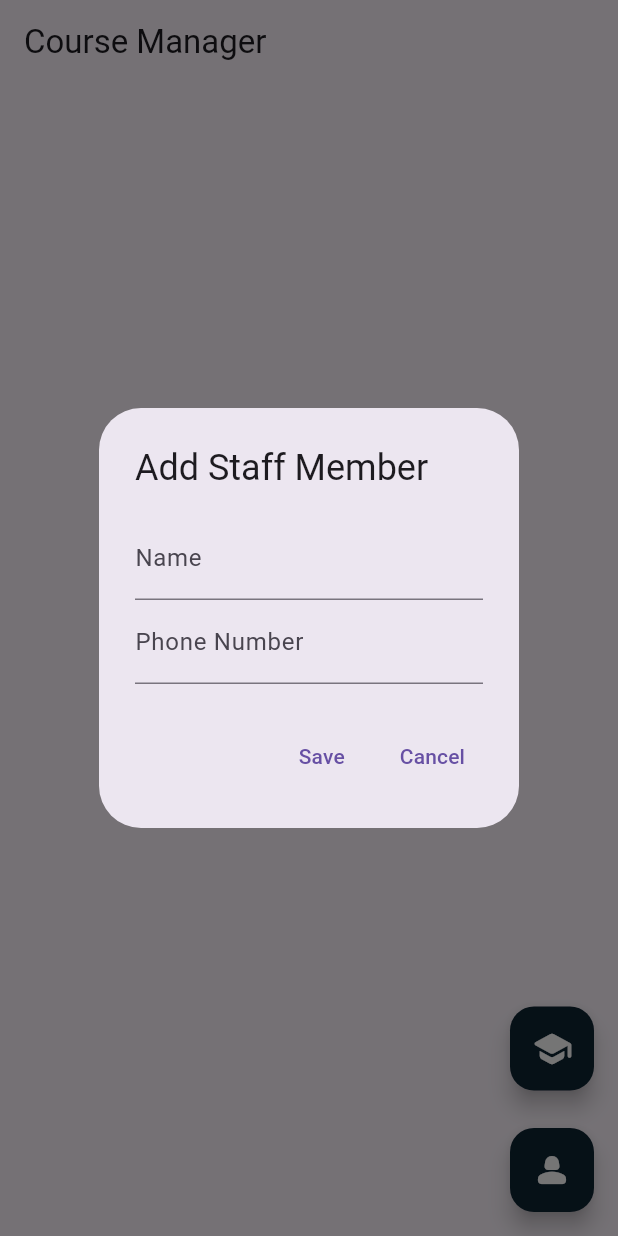
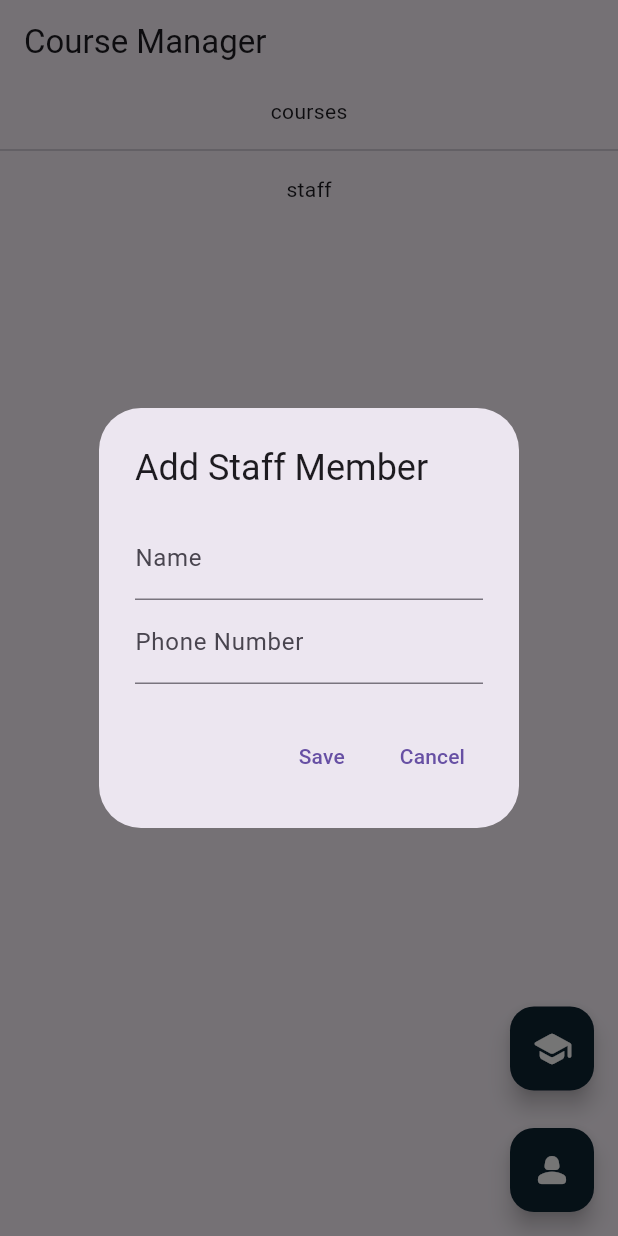
Before and after one commit to Suryanarayan396/crudopsmachinetest, a Flutter app: the screen it shows after launch, after a tap on the "person 2" icon, on a phone screen of 412 x 824 dp. Run offline on Flutter 3.47's test engine with Material 3 defaults, Android fonts, the phone set to English and light mode, and no system bars; our stand-ins replace sqflite; accounts and stored records are empty.

Commit message:
adding to database and screening in page

```diff
--- a/lib/controller/managehomepage_controller.dart
+++ b/lib/controller/managehomepage_controller.dart
@@ -1,4 +1,5 @@
 import 'package:flutter/material.dart';
+import 'package:flutter_application_1/database_helper.dart';
 import 'package:flutter_application_1/model/course_model.dart';
 import 'package:flutter_application_1/model/staff_model.dart';
 import 'package:flutter_application_1/view/homepage/managehomepage/components/StaffDialog.dart';
@@ -7,16 +8,34 @@ import 'package:flutter_application_1/view/homepage/managehomepage/components/co
 class ManagehomepageController with ChangeNotifier {
   List<Staff> staffList = [];
   List<Course> courses = [];
+  final DatabaseHelper _dbHelper = DatabaseHelper.instance;
 
-  void addStaff(BuildContext context) async {
+  // Future<void> fetchStaff() async {
+  //   final staffRows = await _dbHelper.getStaff();
+  //   staffList = staffRows.map((staff) {
+  //     return Staff(
+  //       name: staff['name'],
+  //       phoneNumber: staff['phone_number'],
+  //       code: staff['staff_code'],
+  //     );
+  //   }).toList();
+  //   notifyListeners();
+  // }
+
+  Future<void> addStaff(BuildContext context) async {
     final Staff? newStaff = await showDialog<Staff>(
       context: context,
       builder: (BuildContext context) {
-        return StaffDialog(context);
+        return StaffDialog();
       },
     );
 
     if (newStaff != null) {
+      await _dbHelper.insertStaff({
+        'name': newStaff.name,
+        'phone_number': newStaff.phoneNumber,
+        'staff_code': newStaff.code,
+      });
       staffList.add(newStaff);
       notifyListeners();
     }
@@ -31,10 +50,24 @@ class ManagehomepageController with ChangeNotifier {
     );
 
     if (newcourse != null) {
-      // Add the new course to a list of courses (you'll need a `courses` list)
+      await _saveCourse(newcourse); // Save the course in the database
       courses.add(newcourse);
       notifyListeners();
     }
+  }
+
+  Future<int> _saveCourse(Course course) async {
+    int courseId =
+        await _dbHelper.insertCourse({'course_name': course.courseName});
+
+    // Insert each subject of the course
+    for (var subject in course.subjects) {
+      await _dbHelper.insertSubject({
+        'course_id': courseId,
+        'subject_name': subject,
+      });
+    }
+    return courseId;
   }
 
 //coursedlgpage functions
@@ -61,9 +94,11 @@ class ManagehomepageController with ChangeNotifier {
     if (courseName.isNotEmpty &&
         subjects.every((subject) => subject.isNotEmpty)) {
       Navigator.of(context)
-          .pop(Course(courseName: courseName, subjects: subjects));
+          .pop(Course(courseName: courseName, subjects: subjects, id: 0));
     } else {
       // Show an error or do validation
+      ScaffoldMessenger.of(context)
+          .showSnackBar(SnackBar(content: Text("please fill all details")));
     }
   }
 
@@ -74,4 +109,59 @@ class ManagehomepageController with ChangeNotifier {
     }
     super.dispose();
   }
+
+  // fetch details
+
+  // Fetch Staff List from DB
+  Future<void> fetchStaff() async {
+    final staffRows = await _dbHelper.getStaff();
+    staffList = staffRows.map((staff) {
+      return Staff(
+        name: staff['name'],
+        id: staff['id'],
+        phoneNumber: staff['phone_number'],
+        code: staff['staff_code'],
+      );
+    }).toList();
+    notifyListeners();
+  }
+
+  Future<void> fetchCourses() async {
+    final courseRows = await _dbHelper.getCourses();
+    courses = [];
+
+    for (var courseRow in courseRows) {
+      final courseName = courseRow['course_name'];
+      final courseId = courseRow['id'];
+      final subjects = await _dbHelper.getSubjects(courseRow['id']);
+      final subjectList =
+          subjects.map((subject) => subject['subject_name'] as String).toList();
+
+      courses.add(
+          Course(courseName: courseName, subjects: subjectList, id: courseId));
+    }
+
+    notifyListeners();
+  }
+
+  // deleting the entered details
+// Delete course method
+  Future<void> deleteCourse(int courseId) async {
+    await _dbHelper.deleteCourse(courseId);
+
+    courses.removeWhere((course) => course.id == courseId);
+
+    notifyListeners(); // Notify UI to update
+  }
+
+// Delete staff method
+  Future<void> deleteStaff(int staffId) async {
+    // Remove the staff from the database
+    await _dbHelper.deleteStaff(staffId);
+
+    // Remove the staff from the local list
+    staffList.removeWhere((staff) => staff.id == staffId);
+
+    notifyListeners(); // Notify UI to update
+  }
 }
--- a/lib/database_helper.dart
+++ b/lib/database_helper.dart
@@ -1,5 +1,125 @@
 import 'package:sqflite/sqflite.dart';
+import 'package:path/path.dart';
+import 'dart:async';
 
 class DatabaseHelper {
-  static Database? database;
+  static Database? _database;
+
+  // Singleton pattern: only one instance of the database is allowed
+  static final DatabaseHelper instance = DatabaseHelper._privateConstructor();
+  DatabaseHelper._privateConstructor();
+
+  Future<Database> get database async {
+    if (_database != null) return _database!;
+
+    // If the database is not already created, create it
+    _database = await _initDatabase();
+    return _database!;
+  }
+
+  // Open the database and create the tables
+  Future<Database> _initDatabase() async {
+    var databasesPath = await getDatabasesPath();
+    String path = join(databasesPath, 'course_manager.db');
+
+    return await openDatabase(path, version: 1, onCreate: _onCreate);
+  }
+
+  // Create tables in the database
+  Future _onCreate(Database db, int version) async {
+    await db.execute('''
+      CREATE TABLE courses(
+        id INTEGER PRIMARY KEY AUTOINCREMENT,
+        course_name TEXT NOT NULL
+      );
+    ''');
+
+    await db.execute('''
+      CREATE TABLE subjects(
+        id INTEGER PRIMARY KEY AUTOINCREMENT,
+        course_id INTEGER,
+        subject_name TEXT NOT NULL,
+        FOREIGN KEY (course_id) REFERENCES courses(id)
+      );
+    ''');
+
+    await db.execute('''
+      CREATE TABLE staff(
+        id INTEGER PRIMARY KEY AUTOINCREMENT,
+        name TEXT NOT NULL,
+        phone_number TEXT NOT NULL,
+        staff_code TEXT NOT NULL
+      );
+    ''');
+  }
+
+  // Insert a new course
+  Future<int> insertCourse(Map<String, dynamic> course) async {
+    Database db = await database;
+    return await db.insert('courses', course);
+  }
+
+  // Insert a new subject
+  Future<int> insertSubject(Map<String, dynamic> subject) async {
+    Database db = await database;
+    return await db.insert('subjects', subject);
+  }
+
+  // Insert a new staff member
+  Future<int> insertStaff(Map<String, dynamic> staff) async {
+    Database db = await database;
+    return await db.insert('staff', staff);
+  }
+
+  // Fetch all courses
+  Future<List<Map<String, dynamic>>> getCourses() async {
+    Database db = await database;
+    return await db.query('courses');
+  }
+
+  // Fetch all subjects for a specific course
+  Future<List<Map<String, dynamic>>> getSubjects(int courseId) async {
+    Database db = await database;
+    return await db
+        .query('subjects', where: 'course_id = ?', whereArgs: [courseId]);
+  }
+
+  // Fetch all staff
+  Future<List<Map<String, dynamic>>> getStaff() async {
+    Database db = await database;
+    return await db.query('staff');
+  }
+
+  // Close the database
+  Future close() async {
+    Database db = await database;
+    db.close();
+  }
+
+  // delete a course from the database
+  Future<void> deleteCourse(int courseId) async {
+    Database db = await database;
+    await db.delete(
+      "courses",
+      where: "id=?",
+      whereArgs: [courseId],
+    );
+
+    // subjects delete
+    await db.delete(
+      "subjects",
+      where: "course_id=?",
+      whereArgs: [courseId],
+    );
+  }
+
+  // delete staff
+  Future<void> deleteStaff(int staffId) async {
+    Database db = await database;
+    await db.delete(
+      "staff",
+      where: "id=?",
+      whereArgs: [staffId],
+    );
+  }
 }
--- a/lib/model/course_model.dart
+++ b/lib/model/course_model.dart
@@ -1,8 +1,10 @@
 class Course {
-  String courseName;
-  List<String> subjects;
+  final int id;
+  final String courseName;
+  final List<String> subjects;
 
   Course({
+    required this.id,
     required this.courseName,
     required this.subjects,
   });
--- a/lib/model/staff_model.dart
+++ b/lib/model/staff_model.dart
@@ -1,9 +1,11 @@
 class Staff {
+  final int id;
   final String name;
   final String phoneNumber;
   final String code;
 
   Staff({
+    required this.id,
     required this.name,
     required this.phoneNumber,
     required this.code,
--- a/lib/view/homepage/managehomepage/components/StaffDialog.dart
+++ b/lib/view/homepage/managehomepage/components/StaffDialog.dart
@@ -2,8 +2,6 @@ import 'package:flutter/material.dart';
 import 'package:flutter_application_1/model/staff_model.dart';
 
 class StaffDialog extends StatefulWidget {
-  StaffDialog(BuildContext context);
-
   @override
   _StaffDialogState createState() => _StaffDialogState();
 }
@@ -11,6 +9,7 @@ class StaffDialog extends StatefulWidget {
 class _StaffDialogState extends State<StaffDialog> {
   final staffnamecontroller = TextEditingController();
   final staffphonecontroller = TextEditingController();
+
   @override
   Widget build(BuildContext context) {
     return AlertDialog(
@@ -31,9 +30,10 @@ class _StaffDialogState extends State<StaffDialog> {
       actions: [
         TextButton(
           onPressed: () {
-            // Generate a random code for the staff member
+            // Generate a random staff code
             final staffCode = 'STAFF-${DateTime.now().millisecondsSinceEpoch}';
             final newStaff = Staff(
+              id: 0,
               name: staffnamecontroller.text,
               phoneNumber: staffphonecontroller.text,
               code: staffCode,
--- a/lib/view/homepage/managehomepage/managementhomepage.dart
+++ b/lib/view/homepage/managehomepage/managementhomepage.dart
@@ -1,5 +1,6 @@
 import 'package:flutter/material.dart';
 import 'package:flutter_application_1/controller/managehomepage_controller.dart';
+
 import 'package:flutter_application_1/utils/constants/colorconst.dart';
 
 import 'package:provider/provider.dart';
@@ -13,17 +14,86 @@ class ManagementaHomepage extends StatefulWidget {
 
 class _ManagementaHomepageState extends State<ManagementaHomepage> {
   @override
+  void initState() {
+    // TODO: implement initState
+    super.initState();
+
+    // Fetch courses and staff data when the page loads
+    final homeprov =
+        Provider.of<ManagehomepageController>(context, listen: false);
+    homeprov.fetchCourses();
+    homeprov.fetchStaff();
+  }
+
+  @override
   Widget build(BuildContext context) {
     return Consumer<ManagehomepageController>(
       builder: (context, homeprov, child) => Scaffold(
           appBar: AppBar(
             title: Text('Course Manager'),
           ),
-          body: ListView.builder(
-            itemCount: 5,
-            itemBuilder: (context, index) {
-              return ListTile();
-            },
+          body: SingleChildScrollView(
+            child: Column(
+              children: [
+                Padding(
+                  padding: EdgeInsets.all(8),
+                  child: Text("courses"),
+                ),
+                ListView.builder(
+                  shrinkWrap: true,
+                  physics: NeverScrollableScrollPhysics(),
+                  itemCount: homeprov.courses.length,
+                  itemBuilder: (context, index) {
+                    final course = homeprov.courses[index];
+                    return ListTile(
+                      title: Text(course.courseName),
+                      subtitle: Text(course.subjects.join(",")),
+                      trailing: IconButton(
+                        onPressed: () async {
+                          await homeprov.deleteCourse(course.id);
+                        },
+                        icon: Icon(Icons.delete),
+                      ),
+                      onTap: () {
+                        // course item tap
+                      },
+                    );
+                  },
+                ),
+                Divider(),
+                Padding(
+                  padding: EdgeInsets.all(8),
+                  child: Text("staff"),
+                ),
+                ListView.builder(
+                  shrinkWrap: true,
+                  physics: NeverScrollableScrollPhysics(),
+                  itemCount: homeprov.staffList.length,
+                  itemBuilder: (context, index) {
+                    final staff = homeprov.staffList[index];
+                    return ListTile(
+                      title: Text(staff.name),
+                      subtitle: Column(
+                        crossAxisAlignment: CrossAxisAlignment.start,
+                        children: [
+                          Text(staff.phoneNumber),
+                          Text("staff code:${staff.code}"),
+                        ],
+                      ),
+                      trailing: IconButton(
+                        onPressed: () async {
+                          await homeprov.deleteStaff(staff.id);
+                        },
+                        icon: Icon(Icons.delete),
+                      ),
+                      onTap: () {
+                        // staff item handle
+                      },
+                    );
+                  },
+                )
+              ],
+            ),
           ),
           floatingActionButton: Column(
             mainAxisAlignment: MainAxisAlignment.end,
```
